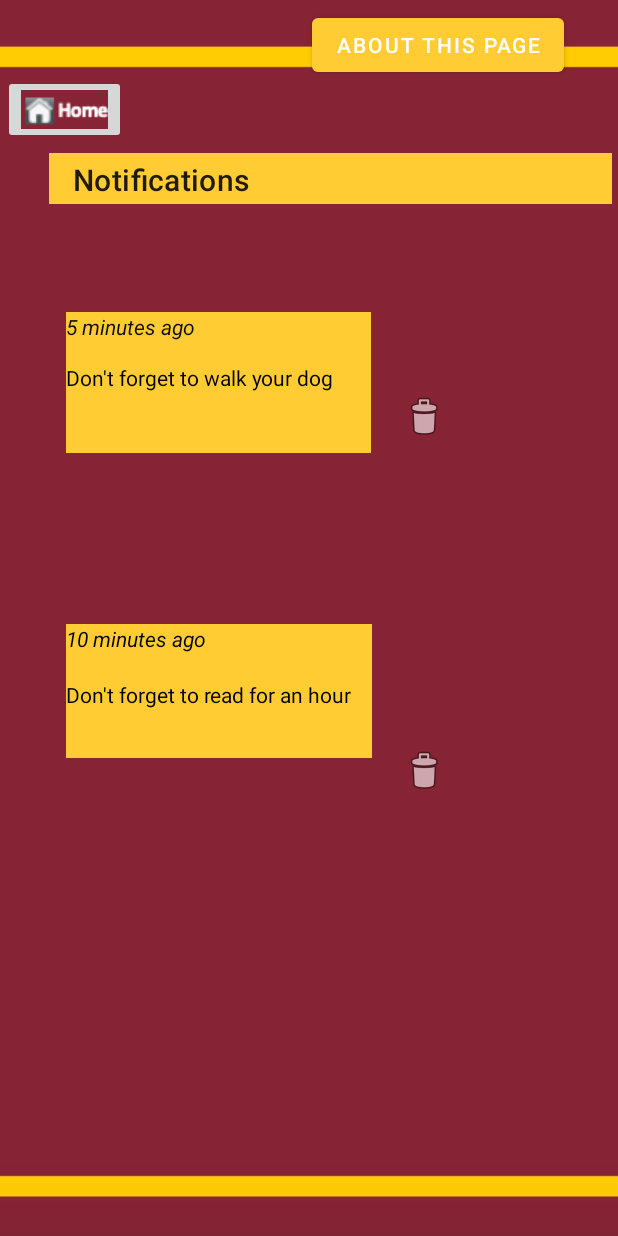
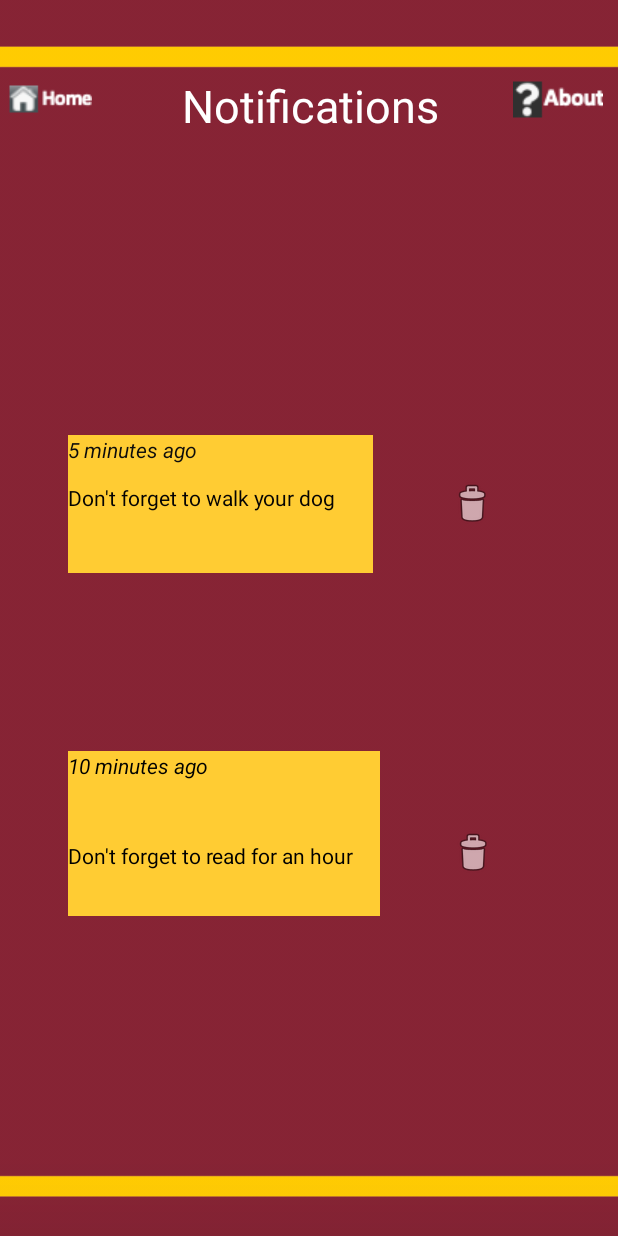
Before and after one commit to eliset2973/Schedule4U, an Android app: the Notifications screen opened directly, with no data from a screen before it, on a phone screen of 412 x 824 dp. Run offline under Robolectric (Android 15) with nearby library versions, the phone set to English and light mode, and no system bars.

Commit message:
format all homebuttons, format the notification page

```diff
--- a/Schedule4U/app/src/main/java/com/example/schedule4u/Notifications.java
+++ b/Schedule4U/app/src/main/java/com/example/schedule4u/Notifications.java
@@ -26,7 +26,7 @@ public class Notifications extends AppCompatActivity {
         //for some reason I'm having trouble linking the button to the proper page.
         //when you link it to a page like the ToDos or something, it works fine. But not
         //for the class that I just created
-        Button notifAboutMe = (Button) findViewById(R.id.button10);
+        ImageButton notifAboutMe = (ImageButton) findViewById(R.id.imageButton2);
         notifAboutMe.setOnClickListener(new View.OnClickListener() {
             public void onClick(View view) {
                 Intent myIntent = new Intent(view.getContext(), NotificationsAboutMe.class);
--- a/Schedule4U/app/src/main/res/layout/activity_calendar.xml
+++ b/Schedule4U/app/src/main/res/layout/activity_calendar.xml
@@ -21,8 +21,8 @@
 
     <ImageButton
         android:id="@+id/homebutton"
-        android:layout_width="53dp"
-        android:layout_height="35dp"
+        android:layout_width="60dp"
+        android:layout_height="30dp"
         android:layout_marginStart="16dp"
         android:layout_marginLeft="16dp"
         android:layout_marginTop="48dp"
--- a/Schedule4U/app/src/main/res/layout/activity_createtask.xml
+++ b/Schedule4U/app/src/main/res/layout/activity_createtask.xml
@@ -9,11 +9,11 @@
 
     <ImageButton
         android:id="@+id/homebutton3"
-        android:layout_width="wrap_content"
-        android:layout_height="wrap_content"
-        android:layout_marginTop="32dp"
-        android:layout_marginEnd="126dp"
-        android:layout_marginRight="126dp"
+        android:layout_width="60dp"
+        android:layout_height="30dp"
+        android:layout_marginTop="40dp"
+        android:layout_marginEnd="135dp"
+        android:layout_marginRight="135dp"
         app:layout_constraintEnd_toEndOf="parent"
         app:layout_constraintHorizontal_bias="0.157"
         app:layout_constraintStart_toStartOf="parent"
--- a/Schedule4U/app/src/main/res/layout/activity_createventedit.xml
+++ b/Schedule4U/app/src/main/res/layout/activity_createventedit.xml
@@ -9,9 +9,11 @@
 
     <ImageButton
         android:id="@+id/HOMEB3"
-        android:layout_width="wrap_content"
-        android:layout_height="wrap_content"
-        android:layout_marginTop="32dp"
+        android:layout_width="60dp"
+        android:layout_height="30dp"
+        android:layout_marginStart="2dp"
+        android:layout_marginLeft="2dp"
+        android:layout_marginTop="40dp"
         android:layout_marginEnd="126dp"
         android:layout_marginRight="126dp"
         app:layout_constraintEnd_toEndOf="parent"
--- a/Schedule4U/app/src/main/res/layout/activity_notifications.xml
+++ b/Schedule4U/app/src/main/res/layout/activity_notifications.xml
@@ -12,8 +12,8 @@
 
     <ImageButton
         android:id="@+id/homebutton4"
-        android:layout_width="wrap_content"
-        android:layout_height="wrap_content"
+        android:layout_width="60dp"
+        android:layout_height="30dp"
         android:layout_marginStart="2dp"
         android:layout_marginLeft="2dp"
         android:layout_marginTop="50dp"
@@ -42,119 +42,110 @@
         android:layout_width="wrap_content"
         android:layout_height="wrap_content" />
 
-    <Button
-        android:id="@+id/button10"
-        android:layout_width="wrap_content"
-        android:layout_height="wrap_content"
-        android:layout_marginTop="6dp"
-        android:layout_marginEnd="36dp"
-        android:layout_marginRight="36dp"
-        android:layout_marginBottom="26dp"
-        android:text="About this Page"
-        app:backgroundTint="#FFCC33"
-        app:layout_constraintBottom_toTopOf="@+id/toolbar"
-        app:layout_constraintEnd_toEndOf="parent"
-        app:layout_constraintTop_toTopOf="parent" />
-
     <!--    want way to delete notification with other notifications dynamically adjusting -->
-
-    <androidx.appcompat.widget.Toolbar
-        android:id="@+id/toolbar"
-        android:layout_width="375dp"
-        android:layout_height="34dp"
-        android:layout_marginTop="48dp"
-        android:layout_marginEnd="4dp"
-        android:layout_marginRight="4dp"
-        android:background="#FFCC33"
-        app:layout_constraintEnd_toEndOf="parent"
-        app:layout_constraintHorizontal_bias="1.0"
-        app:layout_constraintStart_toStartOf="parent"
-        app:layout_constraintTop_toBottomOf="@+id/button10"
-        app:popupTheme="@style/Theme.Schedule4U.PopupOverlay">
-
-        <!--        <EditText-->
-        <!--            android:id="@+id/searchEditText"-->
-        <!--            android:layout_width="wrap_content"-->
-        <!--            android:layout_height="wrap_content"-->
-        <!--            android:text="Search" />-->
-
-    </androidx.appcompat.widget.Toolbar>
 
     <TextView
         android:id="@+id/notification_1"
         android:layout_width="203dp"
         android:layout_height="60dp"
-        android:layout_marginStart="44dp"
-        android:layout_marginLeft="44dp"
+        android:layout_marginStart="45dp"
+        android:layout_marginLeft="45dp"
+        android:layout_marginBottom="442dp"
         android:background="#FFCC33"
         android:text="Don't forget to walk your dog"
         android:textColor="#040303"
-        app:layout_constraintStart_toStartOf="parent"
-        app:layout_constraintTop_toBottomOf="@+id/notif_1_time" />
+        app:layout_constraintBottom_toBottomOf="parent"
+        app:layout_constraintStart_toStartOf="parent" />
 
     <TextView
         android:id="@+id/notif_1_time"
         android:layout_width="203dp"
         android:layout_height="34dp"
-        android:layout_marginStart="44dp"
-        android:layout_marginLeft="44dp"
-        android:layout_marginTop="72dp"
+        android:layout_marginStart="45dp"
+        android:layout_marginLeft="45dp"
+        android:layout_marginBottom="500dp"
         android:background="#FFCC33"
         android:text="5 minutes ago"
         android:textColor="#0C0C0C"
         android:textStyle="italic"
-        app:layout_constraintStart_toStartOf="parent"
-        app:layout_constraintTop_toBottomOf="@+id/toolbar" />
+        app:layout_constraintBottom_toBottomOf="parent"
+        app:layout_constraintStart_toStartOf="parent" />
 
     <TextView
         android:id="@+id/notification_2"
-        android:layout_width="204dp"
-        android:layout_height="52dp"
-        android:layout_marginStart="44dp"
-        android:layout_marginLeft="44dp"
+        android:layout_width="208dp"
+        android:layout_height="66dp"
+        android:layout_marginStart="45dp"
+        android:layout_marginLeft="45dp"
+        android:layout_marginBottom="213dp"
         android:background="#FFCC33"
-        android:text="Don't forget to read for an hour"
+        android:text="                                                                   Don't forget to read for an hour"
         android:textColor="#000000"
-        app:layout_constraintStart_toStartOf="parent"
-        app:layout_constraintTop_toBottomOf="@+id/notif_2_time" />
+        app:layout_constraintBottom_toBottomOf="parent"
+        app:layout_constraintStart_toStartOf="parent" />
 
     <TextView
         android:id="@+id/notif_2_time"
-        android:layout_width="204dp"
-        android:layout_height="37dp"
-        android:layout_marginStart="44dp"
-        android:layout_marginLeft="44dp"
-        android:layout_marginTop="114dp"
+        android:layout_width="208dp"
+        android:layout_height="47dp"
+        android:layout_marginStart="45dp"
+        android:layout_marginLeft="45dp"
+        android:layout_marginBottom="276dp"
         android:background="#FFCC33"
         android:text="10 minutes ago"
         android:textColor="#000000"
         android:textStyle="italic"
-        app:layout_constraintStart_toStartOf="parent"
-        app:layout_constraintTop_toBottomOf="@+id/notification_1" />
+        app:layout_constraintBottom_toBottomOf="parent"
+        app:layout_constraintStart_toStartOf="parent" />
 
     <ImageButton
         android:id="@+id/image_button_1"
         android:layout_width="59dp"
         android:layout_height="48dp"
-        android:layout_marginStart="5dp"
-        android:layout_marginLeft="5dp"
-        android:layout_marginTop="118dp"
+        android:layout_marginEnd="68dp"
+        android:layout_marginRight="68dp"
+        android:layout_marginBottom="464dp"
         android:background="#007A0019"
-        app:layout_constraintStart_toEndOf="@+id/notification_1"
-        app:layout_constraintTop_toBottomOf="@+id/toolbar"
+        app:layout_constraintBottom_toBottomOf="parent"
+        app:layout_constraintEnd_toEndOf="parent"
         app:srcCompat="@android:drawable/ic_menu_delete" />
 
     <ImageButton
         android:id="@+id/image_button_2"
-        android:layout_width="61dp"
-        android:layout_height="43dp"
-        android:layout_marginStart="4dp"
-        android:layout_marginLeft="4dp"
-        android:layout_marginTop="190dp"
+        android:layout_width="77dp"
+        android:layout_height="39dp"
+        android:layout_marginEnd="58dp"
+        android:layout_marginRight="58dp"
+        android:layout_marginBottom="236dp"
         android:background="#007A0019"
-        app:layout_constraintStart_toEndOf="@+id/notification_2"
-        app:layout_constraintTop_toBottomOf="@+id/image_button_1"
+        app:layout_constraintBottom_toBottomOf="parent"
+        app:layout_constraintEnd_toEndOf="parent"
         app:srcCompat="@android:drawable/ic_menu_delete" />
+
+    <ImageButton
+        android:id="@+id/imageButton2"
+        android:layout_width="60dp"
+        android:layout_height="30dp"
+        android:layout_marginTop="50dp"
+        android:layout_marginEnd="10dp"
+        android:layout_marginRight="10dp"
+        app:layout_constraintEnd_toEndOf="parent"
+        app:layout_constraintTop_toTopOf="parent"
+        app:srcCompat="@drawable/aboutsymb" />
+
+    <TextView
+        android:id="@+id/textView49"
+        android:layout_width="wrap_content"
+        android:layout_height="wrap_content"
+        android:layout_marginStart="10dp"
+        android:layout_marginLeft="10dp"
+        android:layout_marginTop="50dp"
+        android:text="Notifications"
+        android:textColor="#FFFFFF"
+        android:textSize="30sp"
+        app:layout_constraintEnd_toStartOf="@+id/imageButton2"
+        app:layout_constraintStart_toEndOf="@+id/homebutton4"
+        app:layout_constraintTop_toTopOf="parent" />
 
 
     <!--    <com.google.android.material.floatingactionbutton.FloatingActionButton-->
--- a/Schedule4U/app/src/main/res/layout/activity_productivity.xml
+++ b/Schedule4U/app/src/main/res/layout/activity_productivity.xml
@@ -319,12 +319,11 @@
         android:id="@+id/bar"
         android:layout_width="184dp"
         android:layout_height="21dp"
-        android:layout_marginStart="32dp"
-        android:layout_marginLeft="32dp"
+        android:layout_marginStart="30dp"
+        android:layout_marginLeft="30dp"
         app:layout_constraintStart_toStartOf="parent"
         app:layout_constraintTop_toBottomOf="@+id/prod_time_spent"
-        app:srcCompat="@drawable/prod_yellow_bar"
-        />
+        app:srcCompat="@drawable/prod_yellow_bar" />
 
 
 
```
